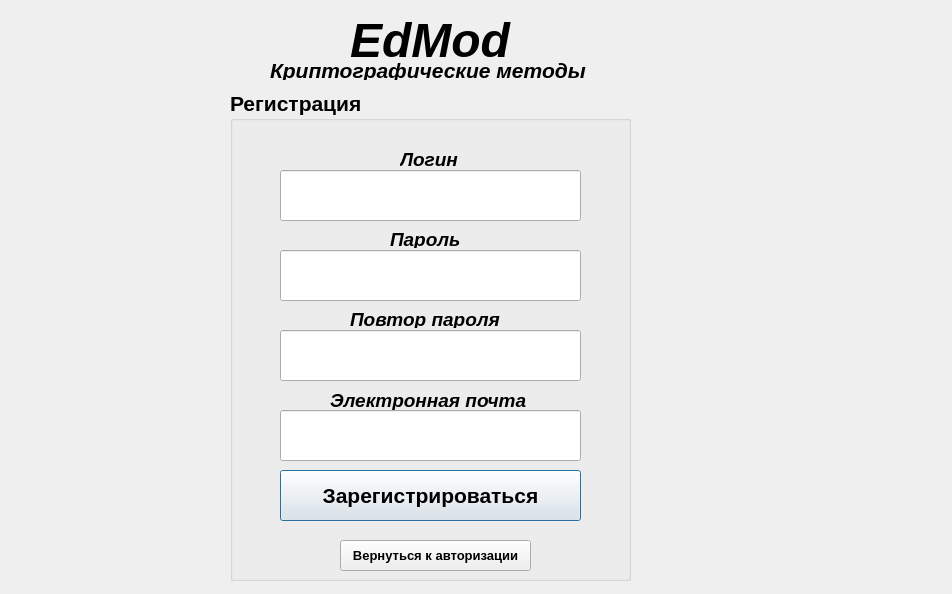
Qt form Registration.ui (inob/ci) before a commit.
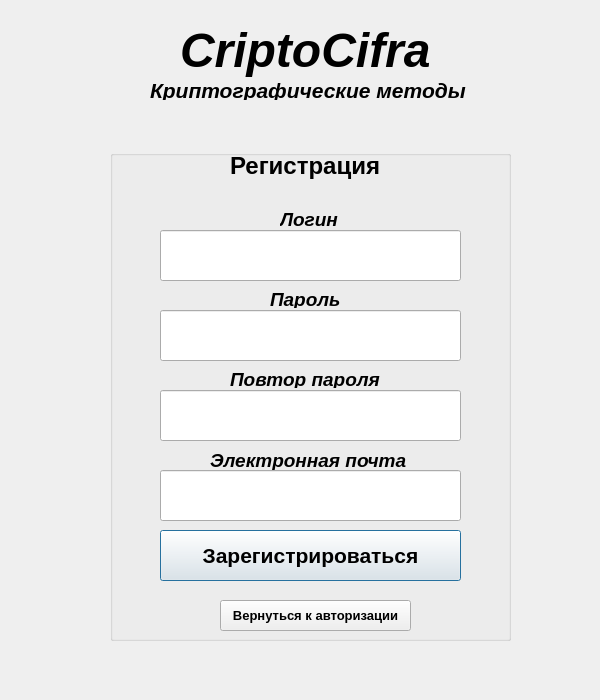
The same form after that commit.

What changed in the file:
```diff
--- a/Registration.ui
+++ b/Registration.ui
@@ -6,8 +6,8 @@
    <rect>
     <x>0</x>
     <y>0</y>
-    <width>952</width>
-    <height>594</height>
+    <width>600</width>
+    <height>700</height>
    </rect>
   </property>
   <property name="windowTitle">
@@ -16,8 +16,8 @@
   <widget class="QGroupBox" name="groupBox_2">
    <property name="geometry">
     <rect>
-     <x>230</x>
-     <y>90</y>
+     <x>110</x>
+     <y>150</y>
      <width>401</width>
      <height>491</height>
     </rect>
@@ -31,7 +31,7 @@
     </font>
    </property>
    <property name="title">
-    <string>Регистрация</string>
+    <string/>
    </property>
    <widget class="QLineEdit" name="login">
     <property name="geometry">
@@ -197,13 +197,34 @@
      <string>Вернуться к авторизации</string>
     </property>
    </widget>
+   <widget class="QLabel" name="label_11">
+    <property name="geometry">
+     <rect>
+      <x>120</x>
+      <y>0</y>
+      <width>311</width>
+      <height>31</height>
+     </rect>
+    </property>
+    <property name="font">
+     <font>
+      <pointsize>18</pointsize>
+      <weight>75</weight>
+      <italic>false</italic>
+      <bold>true</bold>
+     </font>
+    </property>
+    <property name="text">
+     <string>Регистрация</string>
+    </property>
+   </widget>
   </widget>
   <widget class="QLabel" name="label_7">
    <property name="geometry">
     <rect>
-     <x>350</x>
-     <y>10</y>
-     <width>161</width>
+     <x>180</x>
+     <y>20</y>
+     <width>261</width>
      <height>61</height>
     </rect>
    </property>
@@ -222,14 +243,14 @@
     </font>
    </property>
    <property name="text">
-    <string>EdMod</string>
+    <string>CriptoCifra</string>
    </property>
   </widget>
   <widget class="QLabel" name="label_8">
    <property name="geometry">
     <rect>
-     <x>270</x>
-     <y>60</y>
+     <x>150</x>
+     <y>80</y>
      <width>331</width>
      <height>20</height>
     </rect>
```
